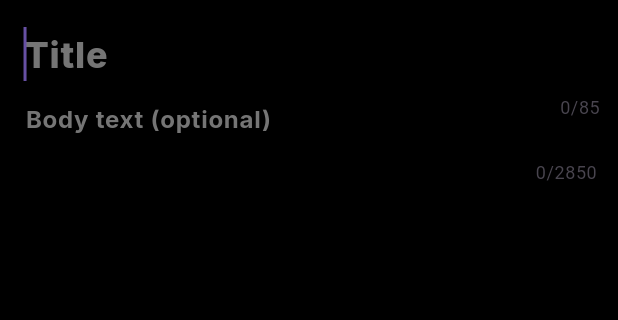
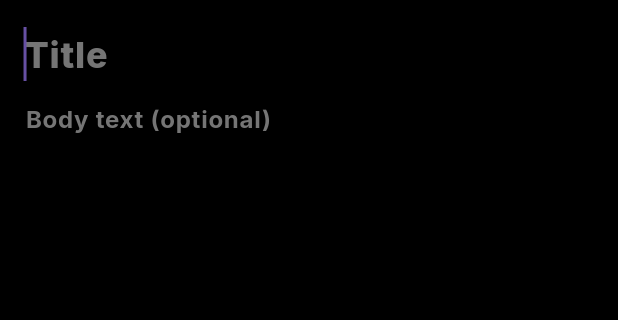
Before and after one commit to Tho100/revent, a Flutter app: the CreateVentPage screen opened directly, on a phone screen of 412 x 824 dp, the part 72-392 px from its top. Run offline on Flutter 3.47's test engine with Material 3 defaults, Android fonts, the phone set to English and light mode, and no system bars; our stand-ins replace flutter_dotenv, flutter_native_image, get_it, google_fonts; missing offline and left inert: dynamic_height_grid_view, image_picker_plus, mysql_client.

Commit message:
Hides countertext on create-vent page textfields

```diff
--- a/lib/pages/create_vent_page.dart
+++ b/lib/pages/create_vent_page.dart
@@ -63,6 +63,7 @@ class CreateVentPageState extends State<CreateVentPage> {
         fontSize: 24
       ),
       decoration: InputDecoration(
+        counterText: '',
         hintStyle: GoogleFonts.inter(
           color: hintTextColor,
           fontWeight: FontWeight.w800,
@@ -77,7 +78,7 @@ class CreateVentPageState extends State<CreateVentPage> {
 
   Widget _buildBodyTextField() {
     return Transform.translate(
-      offset: const Offset(0, -25),
+      offset: const Offset(0, -5),
       child: TextFormField(
         controller: ventBodyTextController,
         keyboardType: TextInputType.multiline,
@@ -89,6 +90,7 @@ class CreateVentPageState extends State<CreateVentPage> {
           fontSize: 16
         ),
         decoration: InputDecoration(
+          counterText: '',
           hintStyle: GoogleFonts.inter(
             color: hintTextColor,
             fontWeight: FontWeight.w700,
```
